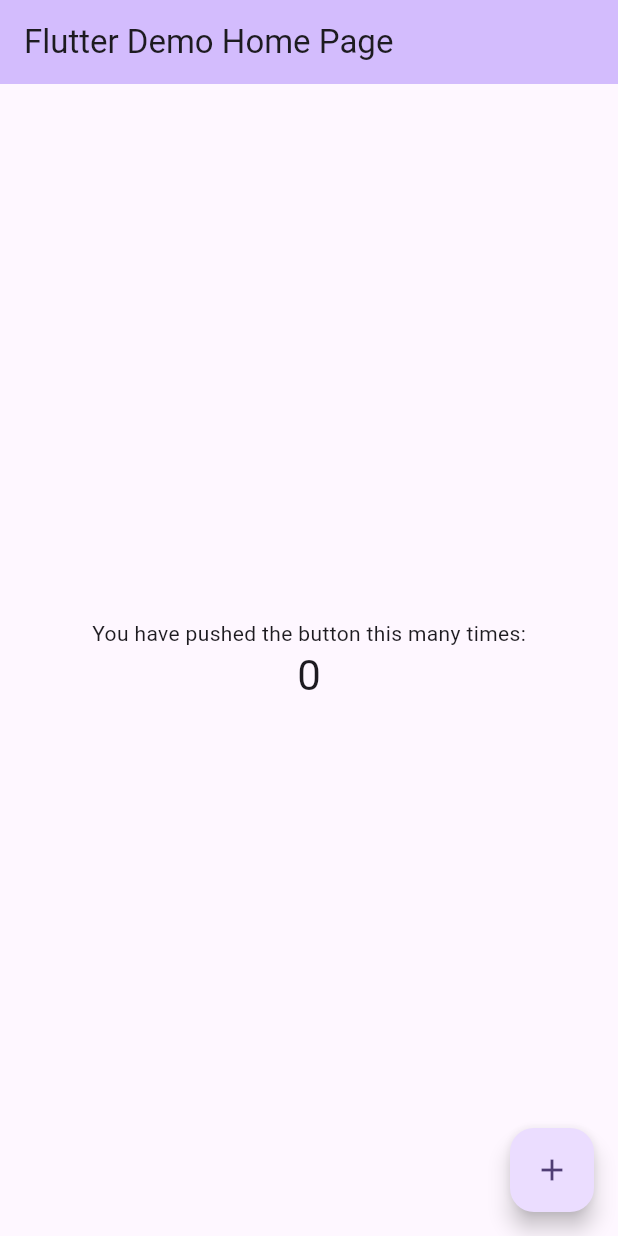
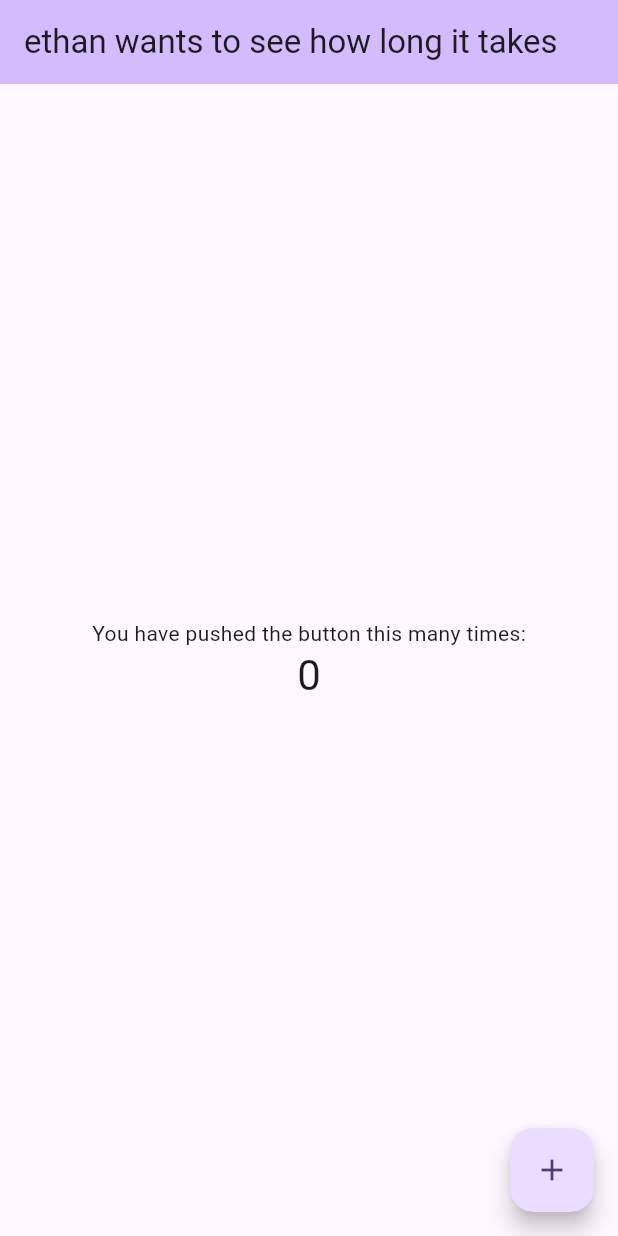
Before and after one commit to AmazingKid1998/Flutter, a Flutter app: the screen it shows after launch, on a phone screen of 412 x 824 dp. Run offline on Flutter 3.47's test engine with Material 3 defaults, Android fonts, the phone set to English and light mode, and no system bars.

Commit message:
seeing an edit

```diff
--- a/hello_world/lib/main.dart
+++ b/hello_world/lib/main.dart
@@ -30,7 +30,7 @@ class MyApp extends StatelessWidget {
         // tested with just a hot reload.
         colorScheme: ColorScheme.fromSeed(seedColor: Colors.deepPurple),
       ),
-      home: const MyHomePage(title: 'Flutter Demo Home Page'),
+      home: const MyHomePage(title: 'ethan wants to see how long it takes'),
     );
   }
 }
```
